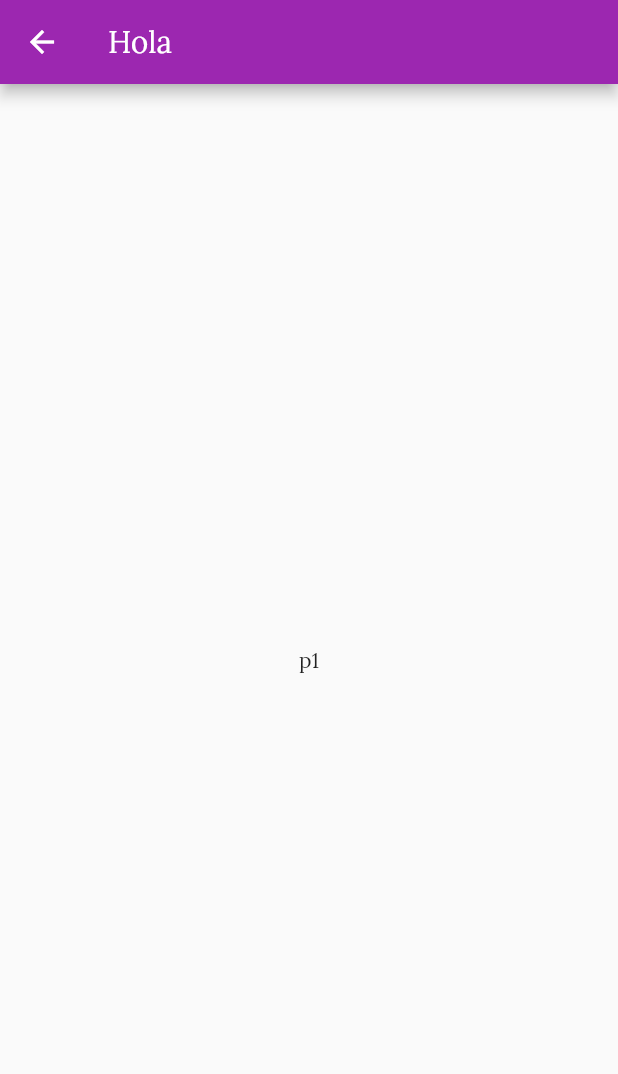
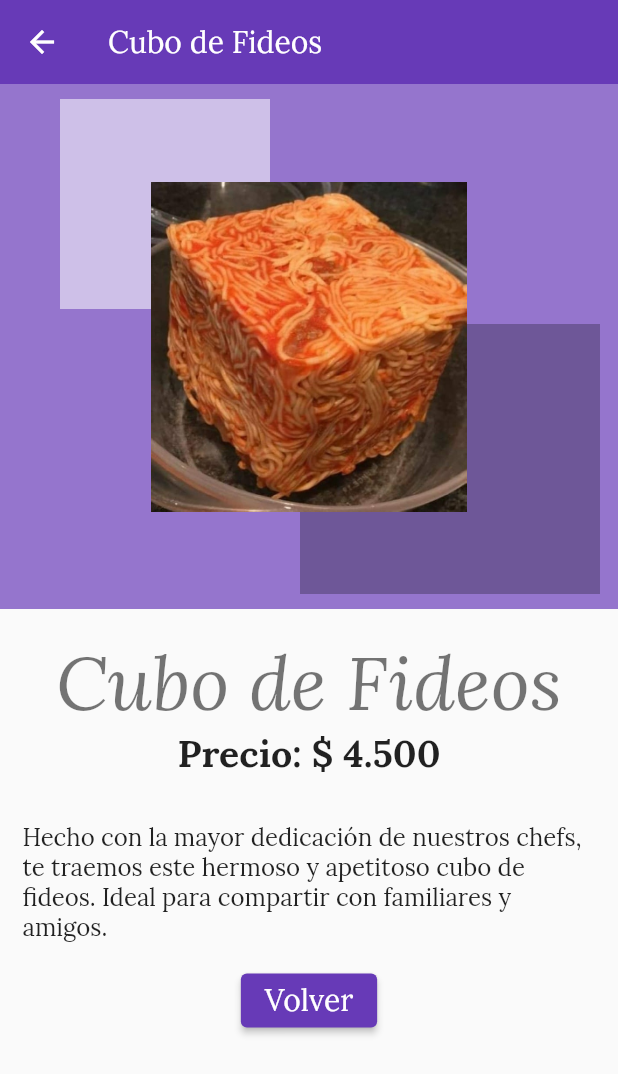
Before and after one commit to dima-RE/dam-t1, a Flutter app: the screen it shows after launch, item 2 of the bottom bar chosen, after a tap on "Ver", on a phone screen of 412 x 824 dp. Shown: the top 1074 px of the screen. Run offline on Flutter 3.47's test engine with Material 2 defaults, Android fonts, the phone set to English and light mode, and no system bars; our stand-ins replace material_design_icons_flutter.

Commit message:
Definidas las paginas de Productos y creando Menu

```diff
--- a/lib/main.dart
+++ b/lib/main.dart
@@ -18,14 +18,14 @@ class MyApp extends StatelessWidget {
       theme: ThemeData(
           // COLORS
           //brightness: Brightness.dark,
-          primaryColor: Colors.amber,
-          primarySwatch: Colors.purple,
+          primarySwatch: Colors.deepPurple,
           // FONTS
           fontFamily: 'Lora',
           textTheme: const TextTheme(
             headline1: TextStyle(fontSize: 50, fontStyle: FontStyle.italic),
             subtitle1: TextStyle(fontSize: 25, fontWeight: FontWeight.w700),
-            bodyText1: TextStyle(fontSize: 15),
+            bodyText1: TextStyle(fontSize: 16),
+            bodyText2: TextStyle(fontSize: 20, color: Colors.white),
           )),
       home: RootPage(),
     );
--- a/lib/pages/home_page.dart
+++ b/lib/pages/home_page.dart
@@ -1,7 +1,7 @@
 import 'package:flutter/material.dart';
 import 'package:material_design_icons_flutter/material_design_icons_flutter.dart';
 import 'package:project_02/pages/tabs/inicio_tab.dart';
-import 'package:project_02/pages/tabs/nosotros_tab.dart';
+import 'package:project_02/pages/tabs/menu_tab.dart';
 import 'package:project_02/pages/tabs/productos_tab.dart';
 
 class RootPage extends StatefulWidget {
@@ -13,7 +13,7 @@ class RootPage extends StatefulWidget {
 
 class _RootPageState extends State<RootPage> {
   //https://encycolorpedia.gr/a83279
-  //color 0xffa83279
+  //colorzilla
   int curIndex = 0;
 
   var pages = [
@@ -30,7 +30,7 @@ class _RootPageState extends State<RootPage> {
       'color': 0xff59189e,
     },
     {
-      'pagina': TabNosotros(),
+      'pagina': TabMenu(),
       'texto': 'Menú',
       'icono': MdiIcons.reorderHorizontal,
       'color': 0xffe014dd,
--- a/lib/pages/tabs/inicio_tab.dart
+++ b/lib/pages/tabs/inicio_tab.dart
@@ -21,6 +21,10 @@ class TabIni extends StatelessWidget {
             'Lora Texto 1',
             style: Theme.of(context).textTheme.bodyText1,
           ),
+          Text(
+            'Lora Texto 2',
+            style: Theme.of(context).textTheme.bodyText2,
+          )
         ],
       ),
     );
--- a/lib/pages/tabs/productos_tab.dart
+++ b/lib/pages/tabs/productos_tab.dart
@@ -9,16 +9,22 @@ class TabProductos extends StatelessWidget {
       'img': 'p1',
       'nom': 'Cubo de Fideos',
       'prec': '4.500',
+      'det':
+          'Hecho con la mayor dedicación de nuestros chefs, te traemos este hermoso y apetitoso cubo de fideos. Ideal para compartir con familiares y amigos.',
     },
     {
       'img': 'p2',
       'nom': 'Jarrón de Fideos + Leche',
       'prec': '6.500',
+      'det':
+          '¿Recordaís la escena de La Dama y el Vagabundo donde toman un mismo fideo y unen sus labios por la atracción al succionar el fideo? Pues ahora podeís replicarlo en un jarrón, para poder tener más cercanía con esa persona tan especial en tu vida. Viene con un vaso de leche para degustar mejor.',
     },
     {
       'img': 'p3',
       'nom': 'Vasorguesa',
       'prec': '9.000',
+      'det':
+          'Porque lo extravagante no es lo único que trabajamos. Hemos traído esta espectacular obra de arte de nuestro chef maestro, quién se inspiró luego de leer una serie de mangas en sus vacaciones (sí, el chef adora los mangas).',
     },
   ];
 
@@ -32,6 +38,7 @@ class TabProductos extends StatelessWidget {
               img: pr['img'].toString(),
               nom: pr['nom'].toString(),
               prec: pr['prec'].toString(),
+              det: pr['det'].toString(),
             )
           ],
         );
--- a/lib/widgets/producto_card.dart
+++ b/lib/widgets/producto_card.dart
@@ -3,12 +3,13 @@ import 'package:project_02/widgets/producto_preview.dart';
 
 class ProductoCard extends StatelessWidget {
   //const ProductoPreview({Key? key}) : super(key: key);
-  final String img, nom, prec;
+  final String img, nom, prec, det;
 
   ProductoCard({
     this.img = "",
     this.nom = "",
     this.prec = "",
+    this.det = "",
   });
 
   @override
@@ -20,7 +21,7 @@ class ProductoCard extends StatelessWidget {
       width: double.infinity,
       height: 450,
       decoration: BoxDecoration(
-        borderRadius: BorderRadius.all(Radius.circular(10.0)),
+        borderRadius: BorderRadius.all(Radius.circular(5.0)),
         border: Border.all(color: Colors.indigoAccent),
       ),
       // Elemento
@@ -31,6 +32,7 @@ class ProductoCard extends StatelessWidget {
             image: AssetImage('assets/images/productos/$img.jpg'),
           ),
           Container(
+            margin: EdgeInsets.all(5),
             child: Column(
               children: [
                 Text(
@@ -41,8 +43,11 @@ class ProductoCard extends StatelessWidget {
                   'Precio: \$ $prec',
                   style: Theme.of(context).textTheme.bodyText1,
                 ),
-                OutlinedButton(
-                  child: Text('Ver'),
+                ElevatedButton(
+                  child: Text(
+                    'Ver',
+                    style: Theme.of(context).textTheme.bodyText2,
+                  ),
                   onPressed: () {
                     Navigator.push(
                       context,
@@ -51,7 +56,7 @@ class ProductoCard extends StatelessWidget {
                                 img: img,
                                 nom: nom,
                                 prec: prec,
-                                det: 'Hola',
+                                det: det,
                               )),
                     );
                   },
--- a/lib/widgets/producto_preview.dart
+++ b/lib/widgets/producto_preview.dart
@@ -13,9 +13,116 @@ class ProductoPreview extends StatelessWidget {
 
   @override
   Widget build(BuildContext context) {
+    Size size = MediaQuery.of(context).size;
+
     return Scaffold(
-      appBar: AppBar(title: Text('Hola')),
-      body: Center(child: Text(img)),
+        appBar: AppBar(
+          title: Text(nom),
+          elevation: 0,
+        ),
+        //singleChildScroll en caso de que no pueda ser utilizado por toda la pantalla
+        body: Container(
+          child: Column(
+            children: [
+              Flexible(
+                child: Container(
+                  width: double.infinity,
+                  height: 350,
+                  color: Colors.deepPurple[300],
+                  child: Stack(
+                    //se utiliza para evitar que un elemento de corte fuera del stack
+                    clipBehavior: Clip.none,
+                    children: [
+                      Positioned(
+                        bottom: 10,
+                        left: 200,
+                        child: Container(
+                          color: Colors.black26,
+                          width: 200,
+                          height: 180,
+                        ),
+                      ),
+                      Positioned(
+                        bottom: 200,
+                        left: 40,
+                        child: Container(
+                          color: Colors.white54,
+                          width: 140,
+                          height: 140,
+                        ),
+                      ),
+                      Container(
+                        alignment: Alignment.center,
+                        child: Image(
+                          //width: 250,
+                          height: 220,
+                          image: AssetImage('assets/images/productos/$img.jpg'),
+                        ),
+                      ),
+                    ],
+                  ),
+                ),
+              ),
+              Container(
+                margin: EdgeInsets.all(15),
+                child: Column(
+                  children: [
+                    Text(
+                      nom,
+                      style: Theme.of(context).textTheme.headline1,
+                    ),
+                    Text(
+                      'Precio: \$ ' + prec,
+                      style: Theme.of(context).textTheme.subtitle1,
+                    ),
+                  ],
+                ),
+              ),
+              Container(
+                margin: EdgeInsets.all(15),
+                child: Text(
+                  det,
+                  style: Theme.of(context).textTheme.bodyText1,
+                ),
+              ),
+              ElevatedButton(
+                child: Text(
+                  'Volver',
+                  style: Theme.of(context).textTheme.bodyText2,
+                ),
+                onPressed: () {
+                  Navigator.pop(context);
+                },
+              ),
+            ],
+          ),
+        ));
+  }
+}
+
+//exportar a un archivo DART aparte
+class exampleBox extends StatelessWidget {
+  const exampleBox({
+    required this.color,
+    required this.text,
+    Key? key,
+  }) : super(key: key);
+
+  final int color;
+  final String text;
+
+  @override
+  Widget build(BuildContext context) {
+    return Container(
+      width: 70,
+      height: double.infinity,
+      color: Color(this.color),
+      alignment: Alignment.center,
+      child: Text(
+        this.text,
+        style: TextStyle(
+            fontSize: 16, color: Colors.white, fontWeight: FontWeight.bold),
+      ),
     );
   }
 }
```
Also changed, not shown: lib/pages/tabs/menu_tab.dart (added, +51 -0 lines), lib/pages/tabs/nosotros_tab.dart (deleted, +0 -12 lines).
